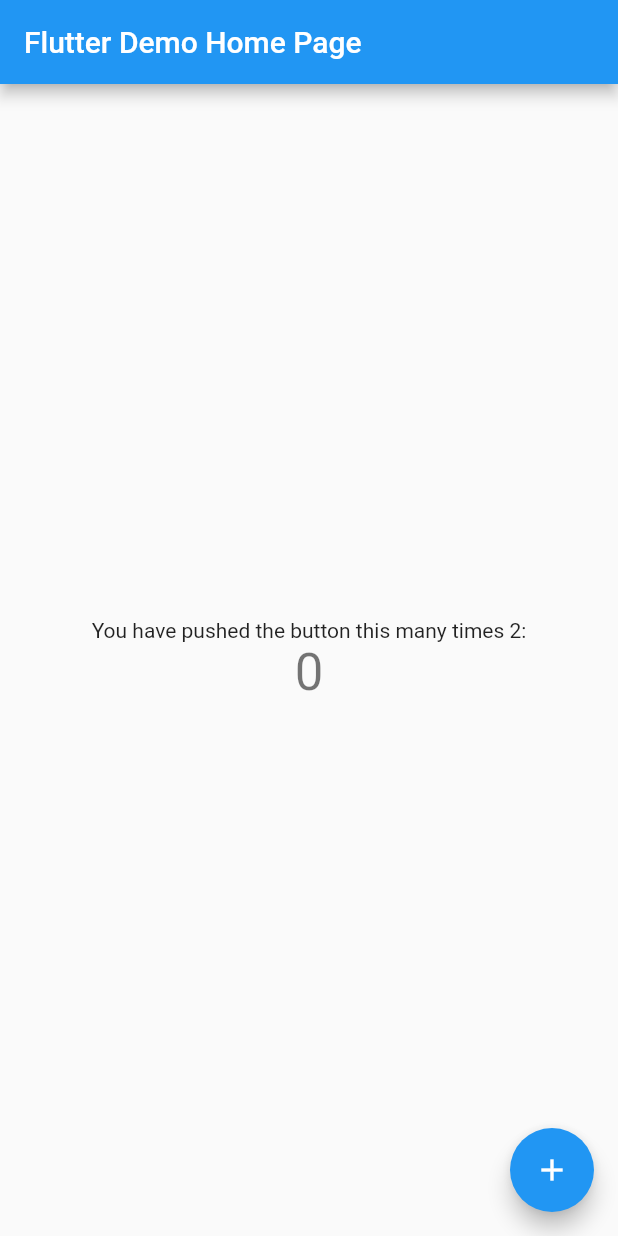
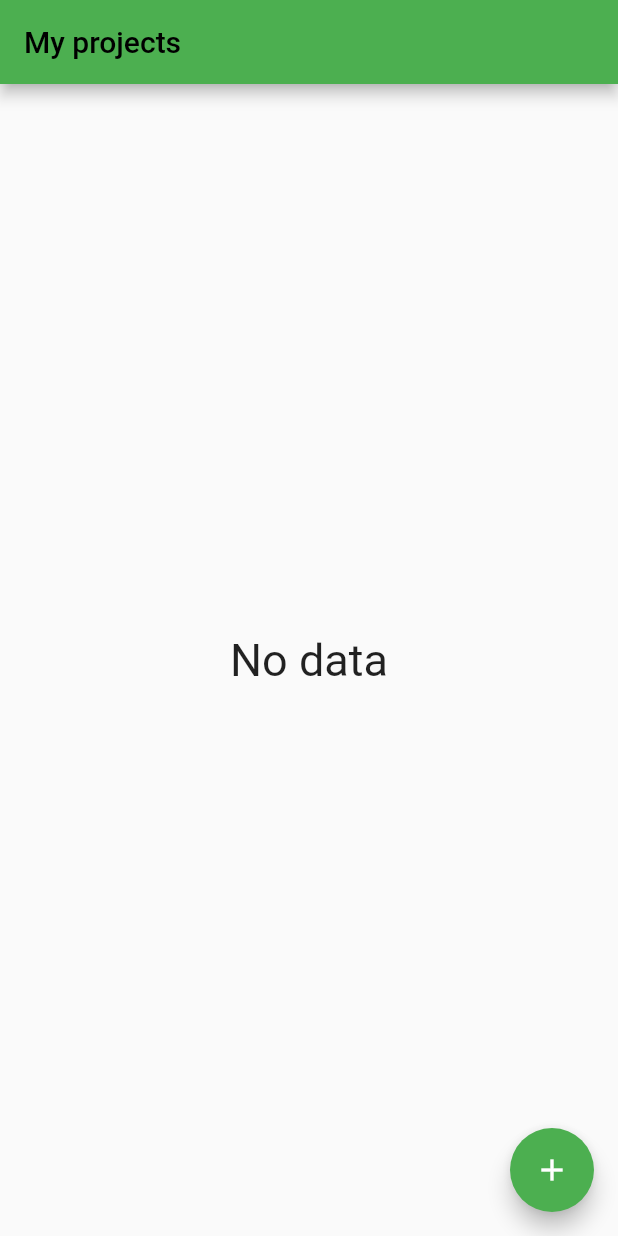
Before and after one commit to jWinterDay/InfoScannerMobile, a Flutter app: the screen it shows after launch, on a phone screen of 412 x 824 dp. Run offline on Flutter 3.47's test engine with Material 2 defaults, Android fonts, the phone set to English and light mode, and no system bars; our stand-ins replace rxdart, sqflite; accounts and stored records are empty.

Commit message:
+ project list and insert

```diff
--- a/lib/Model/Project.dart
+++ /dev/null
@@ -1,51 +0,0 @@
-// To parse this JSON data, do
-// final project = projectFromJson(jsonString);
-
-import 'dart:convert';
-//import 'package:intl/intl.dart';
-
-
-Project projectFromJson(String str) {
-    final jsonData = json.decode(str);
-    return Project.fromJson(jsonData);
-}
-
-String projectToJson(Project data) {
-    final dyn = data.toJson();
-    return json.encode(dyn);
-}
-
-//final DateFormat dateFormatter = new DateFormat('yyyy.MM.dd HH:mm:ss');
-
-class Project {
-    int projectId;
-    String name;
-    int beginDate;//UTC
-    int endDate;//UTC
-    String note;
-
-    Project({
-        this.projectId,
-        this.name,
-        this.beginDate,
-        this.endDate,
-        this.note,
-    });
-
-    factory Project.fromJson(Map<String, dynamic> json) => new Project(
-        projectId: json["projectId"],
-        name: json["name"],
-        beginDate: json["beginDate"],//dateFormatter.parse(json["beginDate"]),
-        endDate: json["endDate"],//dateFormatter.parse(json["beginDate"]),
-        note: json["note"],
-    );
-
-
-    Map<String, dynamic> toJson() => {
-      "projectId": projectId,
-      "name": name,
-      "beginDate": beginDate,//dateFormatter.format(beginDate),
-      "endDate": endDate,//endDate == null ? null : dateFormatter.format(endDate),
-      "note": note,
-    };
-}
--- a/lib/main.dart
+++ b/lib/main.dart
@@ -1,170 +1,26 @@
 import 'package:flutter/material.dart';
 
-import 'dart:async';
+//import 'dart:async' as async;
+//import 'package:threading/threading.dart';
+//import 'dart:isolate';
+//import 'package:flutter/foundation.dart' as foundation;
 
-import 'Database.dart' as database;
-import 'package:info_scanner_mobile/Model/Project.dart' as ProjectModel;
-import 'package:info_scanner_mobile/DAO/ProjectDAO.dart' as ProjectModelDAO;
-
-void main() => runApp(MyApp());
+import 'ui/project_list.dart';
 
 
-const oneSec =Duration(seconds: 1);
+void main() => runApp(App());
 
-class Test {
-  int _pr = 3;
-
-  Test();
-
-  Test.orig(this._pr);
-}
-
-
-Future<String> printWithDelay(String message) async {
-  await Future.delayed(oneSec);
-
-  return 'from future: $message';
-
-  //print(message);
-}
-
-class MyApp extends StatelessWidget {
-  // This widget is the root of your application.
+//root
+class App extends StatelessWidget {
   @override
   Widget build(BuildContext context) {
     return MaterialApp(
-      title: 'Flutter Demo',
       theme: ThemeData(
-        // This is the theme of your application.
-        //
-        // Try running your application with "flutter run". You'll see the
-        // application has a blue toolbar. Then, without quitting the app, try
-        // changing the primarySwatch below to Colors.green and then invoke
-        // "hot reload" (press "r" in the console where you ran "flutter run",
-        // or simply save your changes to "hot reload" in a Flutter IDE).
-        // Notice that the counter didn't reset back to zero; the application
-        // is not restarted.
-        primarySwatch: Colors.blue,
+        primarySwatch: Colors.green,
       ),
-      home: MyHomePage(title: 'Flutter Demo Home Page'),
+      home: Scaffold(
+        body: ProjectList()
+      )
     );
   }
 }
-
-class MyHomePage extends StatefulWidget {
-  MyHomePage({Key key, this.title}) : super(key: key);
-
-  // This widget is the home page of your application. It is stateful, meaning
-  // that it has a State object (defined below) that contains fields that affect
-  // how it looks.
-
-  // This class is the configuration for the state. It holds the values (in this
-  // case the title) provided by the parent (in this case the App widget) and
-  // used by the build method of the State. Fields in a Widget subclass are
-  // always marked "final".
-
-  final String title;
-
-  @override
-  _MyHomePageState createState() => _MyHomePageState();
-}
-
-class _MyHomePageState extends State<MyHomePage> {
-  int _counter = 0;
-
-  void _incrementCounter() {
-    setState(() {
-
-      ProjectModel.Project project = new ProjectModel.Project(beginDate: new DateTime.now().millisecondsSinceEpoch, name: 'first1', note: 'note', projectId: 1);
-
-      //ProjectModelDAO.newProject(project);
-      //print(ProjectModelDAO.newProject(project));
-      //ProjectModel.Project project = new ProjectModel.Project(beginDate: new DateTime.now(), name: 'first1', note: 'note', projectId: 1);
-      var json = ProjectModel.projectToJson(project);
-      print(json);
-
-      //print(ProjectModel.projectFromJson(json));
-
-      //var a = database.DBProvider.db;
-      //var db = a.database;
-
-
-      //var a = new DBProvider._();
-      //var a = new DBProvider.origin(123);
-      //print(db);
-
-      /*Future main() async {
-        var url = Uri.parse('http://192.168.1.42:4234/#/');
-        var httpClient = HttpClient();
-        var request = await httpClient.getUrl(url);
-        var response = await request.close();
-        var data = await response.transform(utf8.decoder).toList();
-        print('Response ${response.statusCode}: $data');
-        httpClient.close();
-      }
-
-      main();*/
-
-
-      //assert(n == null);
-      // This call to setState tells the Flutter framework that something has
-      // changed in this State, which causes it to rerun the build method below
-      // so that the display can reflect the updated values. If we changed
-      // _counter without calling setState(), then the build method would not be
-      // called again, and so nothing would appear to happen.
-      _counter++;
-    });
-  }
-
-  @override
-  Widget build(BuildContext context) {
-    // This method is rerun every time setState is called, for instance as done
-    // by the _incrementCounter method above.
-    //
-    // The Flutter framework has been optimized to make rerunning build methods
-    // fast, so that you can just rebuild anything that needs updating rather
-    // than having to individually change instances of widgets.
-    return Scaffold(
-      appBar: AppBar(
-        // Here we take the value from the MyHomePage object that was created by
-        // the App.build method, and use it to set our appbar title.
-        title: Text(widget.title),
-      ),
-      body: Center(
-        // Center is a layout widget. It takes a single child and positions it
-        // in the middle of the parent.
-        child: Column(
-          // Column is also layout widget. It takes a list of children and
-          // arranges them vertically. By default, it sizes itself to fit its
-          // children horizontally, and tries to be as tall as its parent.
-          //
-          // Invoke "debug painting" (press "p" in the console, choose the
-          // "Toggle Debug Paint" action from the Flutter Inspector in Android
-          // Studio, or the "Toggle Debug Paint" command in Visual Studio Code)
-          // to see the wireframe for each widget.
-          //
-          // Column has various properties to control how it sizes itself and
-          // how it positions its children. Here we use mainAxisAlignment to
-          // center the children vertically; the main axis here is the vertical
-          // axis because Columns are vertical (the cross axis would be
-          // horizontal).
-          mainAxisAlignment: MainAxisAlignment.center,
-          children: <Widget>[
-            Text(
-              'You have pushed the button this many times 2:',
-            ),
-            Text(
-              '$_counter',
-              style: Theme.of(context).textTheme.display1,
-            ),
-          ],
-        ),
-      ),
-      floatingActionButton: FloatingActionButton(
-        onPressed: _incrementCounter,
-        tooltip: 'Increment',
-        child: Icon(Icons.add),
-      ), // This trailing comma makes auto-formatting nicer for build methods.
-    );
-  }
-}
--- /dev/null
+++ b/lib/models/project_model.dart
@@ -0,0 +1,82 @@
+// To parse this JSON data, do
+// final project = projectFromJson(jsonString);
+
+import 'dart:convert';
+import 'package:quiver/core.dart' as quiver;
+//import 'package:intl/intl.dart';
+
+
+Project projectFromJson(String str) {
+    final jsonData = json.decode(str);
+    return Project.fromMap(jsonData);
+}
+
+String projectToJson(Project data) {
+    final dyn = data.toMap();
+    return json.encode(dyn);
+}
+
+//final DateFormat dateFormatter = new DateFormat('yyyy.MM.dd HH:mm:ss');
+
+class Project {
+  int projectId;
+  String name;
+  int beginDate;//UTC
+  int endDate;//UTC
+  String note;
+  String projectGuid;
+
+  //constructor
+  Project({
+    int projectId,
+    String name,
+    int beginDate,
+    int endDate,
+    String note,
+    String projectGuid,
+  }) {
+    this.projectId = projectId;
+    this.name = name;
+    this.beginDate = beginDate ?? DateTime.now().millisecondsSinceEpoch;
+    this.endDate = endDate;
+    this.note = note;
+    this.projectGuid = projectGuid;
+  }
+
+  factory Project.fromMap(Map<String, dynamic> json) => new Project(
+      projectId: json["project_id"],
+      name: json["name"],
+      beginDate: json["begin_date"],//dateFormatter.parse(json["beginDate"]),
+      endDate: json["end_date"],//dateFormatter.parse(json["beginDate"]),
+      note: json["note"],
+      projectGuid: json["project_guid"],
+  );
+
+  Map<String, dynamic> toMap() => {
+    "project_id": projectId,
+    "name": name,
+    "begin_date": beginDate,//dateFormatter.format(beginDate),
+    "end_date": endDate,//endDate == null ? null : dateFormatter.format(endDate),
+    "note": note,
+    "project_guid": projectGuid
+  };
+
+  bool operator == (o) => o is Project && projectGuid == o.projectGuid;
+
+  int get hashCode => quiver.hash2(projectId.hashCode, projectGuid.hashCode);
+
+  @override
+  String toString() {
+    return
+    """
+    (
+      projectId: ${this.projectId},
+      name: ${this.name},
+      beginDate: ${this.beginDate},
+      endDate: ${this.endDate},
+      note: ${this.note},
+      projectGuid: ${this.projectGuid}
+    )
+    """;
+  }
+}
--- /dev/null
+++ b/lib/ui/project_list.dart
@@ -0,0 +1,91 @@
+import 'package:flutter/material.dart';
+import '../models/project_model.dart';
+import '../blocs/projects_bloc.dart';
+
+class ProjectList extends StatefulWidget {
+
+  @override
+  _ProjectListState createState() => _ProjectListState();
+}
+
+class _ProjectListState extends State<ProjectList> {
+  String _title = 'My projects';
+
+  void _addProject() {
+    var newProject = new Project(name: 'first project');
+    bloc.addNewProject(newProject);
+
+    setState(() {
+    //  _title = _titlePrefix + '.add';
+    });
+  }
+
+  @override
+  Widget build(BuildContext context) {
+    bloc.fetchAllProjects();
+
+    return Scaffold(
+      appBar: AppBar(
+        title: Text(
+          this._title,
+          style: TextStyle(color: Colors.black),
+        ),
+      ),
+      body: StreamBuilder(
+        stream: bloc.allProjects,
+        builder: (context, AsyncSnapshot<List<Project>> snapshot) {
+          if (snapshot.hasData) {
+            return Scaffold(
+              body: Center(
+                child: buildList(snapshot)
+              ),
+              floatingActionButton: FloatingActionButton(
+                onPressed: _addProject,
+                tooltip: 'Add project',
+                child: Icon(Icons.add)
+              ),
+            );
+          } else if (snapshot.hasError) {
+            return Text(snapshot.error.toString());
+          }
+
+          return Center(child: CircularProgressIndicator());
+        },
+      )
+    );
+  }
+}
+
+Widget buildList(AsyncSnapshot<List<Project>> snapshot) {
+  if (snapshot.data.isEmpty) {
+    return Center(
+      child: Text(
+        'No data',
+        style: TextStyle(fontSize: 30),
+      )
+    );
+  }
+
+  return GridView.builder(
+    itemCount: snapshot.data.length,//snapshot.data.results.length,
+    gridDelegate: new SliverGridDelegateWithFixedCrossAxisCount(crossAxisCount: 2),
+    itemBuilder: (BuildContext context, int index) {
+      Project project = snapshot.data[index];
+
+      return ListTile(
+        title: Text(project.name, maxLines: 1,),
+        leading: Text(project.projectId.toString()),
+        //trailing: Text(project.beginDate.toString()),
+        /*trailing: Checkbox(
+          onChanged: (bool value) {
+            DBProvider.db.blockClient(item);
+            setState(() {});
+          },
+          value: item.blocked,
+        ),*/
+      );
+      //return Text(
+      //  '${snapshot.data[index].name} \n ${snapshot.data[index].beginDate}'// \n ${snapshot.data[index].projectGuid}'
+      //);
+    });
+}
--- a/pubspec.yaml
+++ b/pubspec.yaml
@@ -23,6 +23,10 @@ dependencies:
   sqflite: any
   path_provider: any
   intl: any
+  threading: any
+  quiver: any
+  shared_preferences: any
+  rxdart: any
 
   # The following adds the Cupertino Icons font to your application.
   # Use with the CupertinoIcons class for iOS style icons.
```
Also changed, not shown: lib/DAO/ProjectDAO.dart (deleted, +0 -41 lines), lib/Database.dart (+41 -37 lines), lib/blocs/projects_bloc.dart (added, +27 -0 lines), lib/resources/project_db_api_provider.dart (added, +73 -0 lines), lib/resources/project_repository.dart (added, +12 -0 lines), pubspec.lock, 1 other file.
